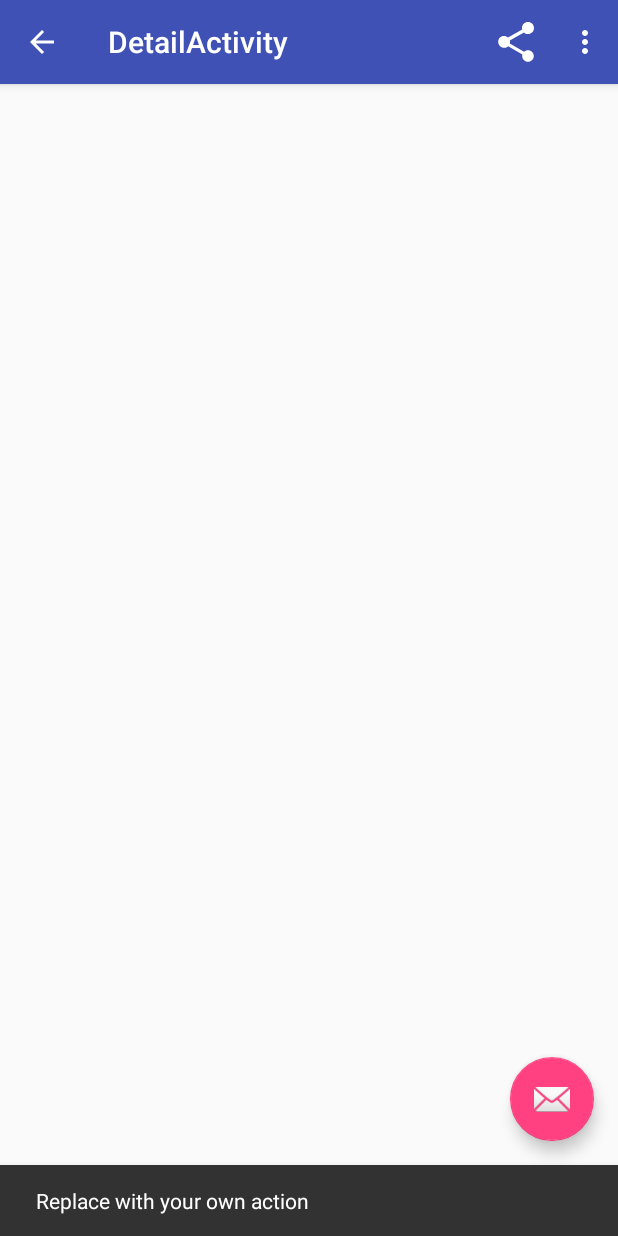
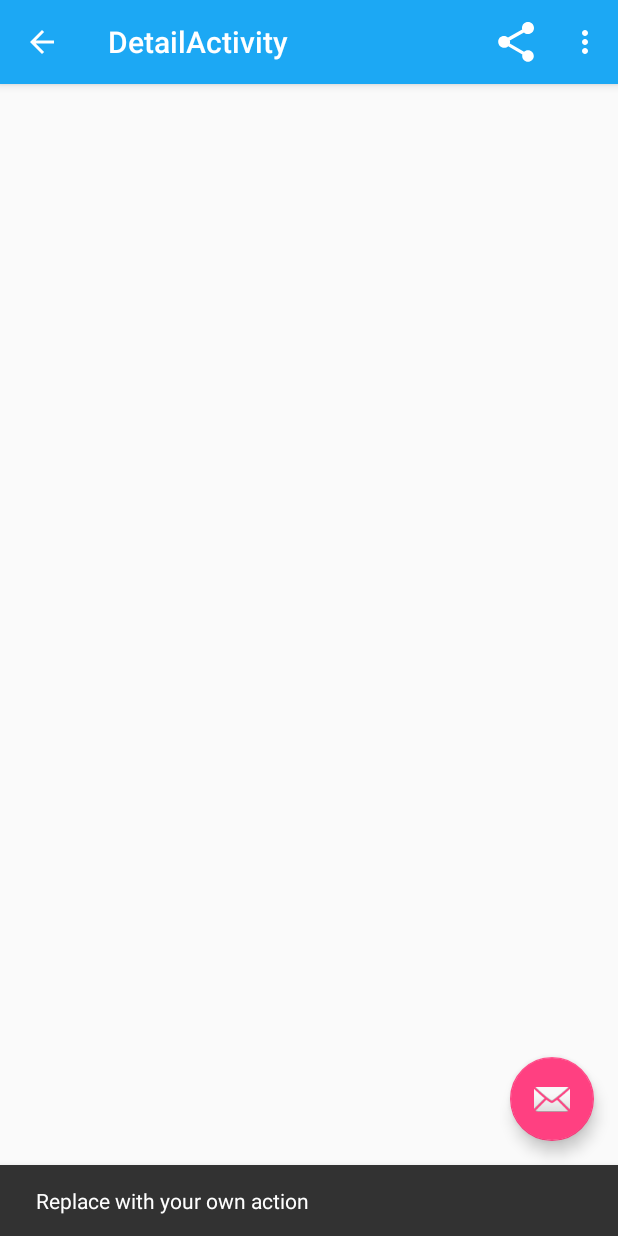
Before and after one commit to AndroidStudyJam-Omsk2016/Sunshine, an Android app: the DetailActivityFragment screen opened directly, with no data from a screen before it, after a tap on an icon or button, on a phone screen of 412 x 824 dp. Run offline under Robolectric (Android 15) with nearby library versions, the light colour scheme and no system bars; 1 statement that could not run was skipped.

Commit message:
Lesson 5 Complete

```diff
--- a/app/src/main/AndroidManifest.xml
+++ b/app/src/main/AndroidManifest.xml
@@ -7,12 +7,13 @@
     <application
         android:allowBackup="true"
         android:icon="@mipmap/ic_launcher"
-        android:label="@string/app_name"
+        android:label=""
         android:supportsRtl="true"
         android:theme="@style/AppTheme">
+
         <activity
             android:name=".MainActivity"
-            android:label="@string/app_name"
+            android:label=""
             android:theme="@style/AppTheme.NoActionBar">
             <intent-filter>
                 <action android:name="android.intent.action.MAIN" />
--- a/app/src/main/java/loc/developer/vladimiry/sunshine/DetailActivityFragment.java
+++ b/app/src/main/java/loc/developer/vladimiry/sunshine/DetailActivityFragment.java
@@ -175,6 +175,7 @@ public class DetailActivityFragment extends Fragment implements LoaderManager.Lo
 
             String description = data.getString(COL_WEATHER_DESC);
             mDescriptionView.setText(description);
+            mIconView.setContentDescription(description);
 
             double high = data.getDouble(COL_WEATHER_MAX_TEMP);
             String highString = Util.formatTemperature(getActivity(), high);
--- a/app/src/main/java/loc/developer/vladimiry/sunshine/FetchWeatherAdapter.java
+++ b/app/src/main/java/loc/developer/vladimiry/sunshine/FetchWeatherAdapter.java
@@ -109,6 +109,7 @@ public class FetchWeatherAdapter extends CursorAdapter {
         String description = cursor.getString(FetchWeatherFragment.COL_WEATHER_DESC);
         // Find TextView and set weather forecast on it
         viewHolder.descriptionView.setText(description);
+        viewHolder.iconView.setContentDescription(description);
 
         // Read user preference for metric or imperial temperature units
         boolean isMetric = Util.isMetric(context);
--- a/app/src/main/res/layout/fragment_detail.xml
+++ b/app/src/main/res/layout/fragment_detail.xml
@@ -5,6 +5,8 @@
     <LinearLayout
         android:layout_width="match_parent"
         android:layout_height="wrap_content"
+        android:gravity="center_vertical"
+        android:layout_gravity="left"
         android:orientation="vertical"
         android:padding="16dp">
 
@@ -12,43 +14,55 @@
         <TextView
             android:id="@+id/detail_day_textview"
             android:layout_width="wrap_content"
-            android:layout_height="wrap_content"/>
+            android:layout_height="wrap_content"
+            android:fontFamily="sans-serif-condensed"
+            android:textColor="@color/black"
+            android:textSize="24sp"/>
 
         <TextView
             android:id="@+id/detail_date_textview"
             android:layout_width="wrap_content"
-            android:layout_height="wrap_content"/>
+            android:layout_height="wrap_content"
+            android:fontFamily="sans-serif-condensed"
+            android:textColor="@color/grey_700"
+            android:textSize="16sp"/>
 
         <!-- Main content: high, low, art, weather state -->
         <LinearLayout
             android:layout_width="match_parent"
             android:layout_height="match_parent"
             android:layout_marginTop="16dp"
-            android:orientation="horizontal">
+            android:orientation="horizontal"
+            android:gravity="center_horizontal">
 
             <LinearLayout
-                android:layout_width="0dp"
-                android:layout_weight="1"
+                android:layout_width="wrap_content"
                 android:layout_height="wrap_content"
-                android:orientation="vertical">
+                android:orientation="vertical"
+                android:gravity="left">
 
                 <TextView
                     android:id="@+id/detail_high_textview"
                     android:layout_width="wrap_content"
-                    android:layout_height="wrap_content"/>
+                    android:layout_height="wrap_content"
+                    android:fontFamily="sans-serif-light"
+                    android:textSize="96sp"/>
 
                 <TextView
                     android:id="@+id/detail_low_textview"
                     android:layout_width="wrap_content"
-                    android:layout_height="wrap_content"/>
+                    android:layout_height="wrap_content"
+                    android:layout_gravity="center_horizontal"
+                    android:textColor="@color/grey_700"
+                    android:textSize="48sp"/>
             </LinearLayout>
 
             <LinearLayout
-                android:layout_width="0dp"
-                android:layout_weight="1"
+                android:layout_width="wrap_content"
                 android:layout_height="wrap_content"
                 android:gravity="center_horizontal"
-                android:orientation="vertical">
+                android:orientation="vertical"
+                android:layout_gravity="center">
 
                 <ImageView
                     android:id="@+id/detail_icon"
@@ -58,24 +72,39 @@
                 <TextView
                     android:id="@+id/detail_forecast_textview"
                     android:layout_width="wrap_content"
-                    android:layout_height="wrap_content"/>
+                    android:layout_height="wrap_content"
+                    android:textAppearance="?android:textAppearanceLarge"
+                    android:textColor="@color/grey_700"/>
             </LinearLayout>
         </LinearLayout>
 
         <!-- Humidity, wind, pressure -->
-        <TextView
-            android:id="@+id/detail_humidity_textview"
+        <LinearLayout
             android:layout_width="match_parent"
-            android:layout_height="wrap_content"/>
+            android:layout_height="match_parent"
+            android:layout_marginRight="0dp"
+            android:layout_marginTop="16dp"
+            android:orientation="vertical">
 
-        <TextView
-            android:id="@+id/detail_wind_textview"
-            android:layout_width="match_parent"
-            android:layout_height="wrap_content"/>
+            <TextView
+                android:id="@+id/detail_humidity_textview"
+                android:layout_width="match_parent"
+                android:layout_height="wrap_content"
+                android:textAppearance="?android:textAppearanceLarge"  />
 
-        <TextView
-            android:id="@+id/detail_pressure_textview"
-            android:layout_width="match_parent"
-            android:layout_height="wrap_content"/>
+            <TextView
+                android:id="@+id/detail_pressure_textview"
+                android:layout_width="match_parent"
+                android:layout_height="wrap_content"
+                android:layout_marginTop="4dp"
+                android:textAppearance="?android:textAppearanceLarge"/>
+
+            <TextView
+                android:id="@+id/detail_wind_textview"
+                android:layout_width="match_parent"
+                android:layout_height="wrap_content"
+                android:layout_marginTop="4dp"
+                android:textAppearance="?android:textAppearanceLarge"/>
+         </LinearLayout>
     </LinearLayout>
 </ScrollView>
--- a/app/src/main/res/values-v21/styles.xml
+++ b/app/src/main/res/values-v21/styles.xml
@@ -6,4 +6,10 @@
         <item name="android:windowDrawsSystemBarBackgrounds">true</item>
         <item name="android:statusBarColor">@android:color/transparent</item>
     </style>
+
+    <style name="SettingsTheme" parent="@android:style/Theme.Material.Light.DarkActionBar">
+        <item name="android:colorPrimary">@color/sunshine_blue</item>
+        <item name="android:colorPrimaryDark">@color/sunshine_dark_blue</item>
+    </style>
+
 </resources>
--- a/app/src/main/res/values/dimens.xml
+++ b/app/src/main/res/values/dimens.xml
@@ -3,4 +3,7 @@
     <dimen name="activity_horizontal_margin">16dp</dimen>
     <dimen name="activity_vertical_margin">16dp</dimen>
     <dimen name="fab_margin">16dp</dimen>
+
+    <dimen name="fragment_horizontal_margin">2dp</dimen>
+    <dimen name="fragment_vertical_margin">2dp</dimen>
 </resources>
--- a/app/src/main/res/values/styles.xml
+++ b/app/src/main/res/values/styles.xml
@@ -3,14 +3,25 @@
     <!-- Base application theme. -->
     <style name="AppTheme" parent="Theme.AppCompat.Light.DarkActionBar">
         <!-- Customize your theme here. -->
-        <item name="colorPrimary">@color/colorPrimary</item>
-        <item name="colorPrimaryDark">@color/colorPrimaryDark</item>
+        <item name="colorPrimary">@color/sunshine_blue</item>
+        <item name="colorPrimaryDark">@color/sunshine_dark_blue</item>
         <item name="colorAccent">@color/colorAccent</item>
     </style>
 
     <style name="AppTheme.NoActionBar">
         <item name="windowActionBar">false</item>
         <item name="windowNoTitle">true</item>
+        <item name="displayOptions">useLogo|showHome</item>
+        <item name="logo">@drawable/ic_logo</item>
+        <!--<item name="actionBarStyle">@style/ActionBar.Solid.Sunshine.NoTitle</item>-->
+    </style>
+
+    <style name="SettingsTheme" parent="AppTheme">
+    </style>
+
+    <style name="ActionBar.Solid.Sunshine.NoTitle" parent="@style/Widget.AppCompat.Light.ActionBar.Solid.Inverse">
+        <item name="displayOptions">useLogo|showHome</item>
+        <item name="logo">@drawable/ic_logo</item>
     </style>
 
     <style name="AppTheme.AppBarOverlay" parent="ThemeOverlay.AppCompat.Dark.ActionBar" />
```
Also changed, not shown: app/src/main/res/drawable-v21/touch_selector.xml (added, +17 -0 lines), app/src/main/res/drawable-v21/touch_selector_today.xml (added, +15 -0 lines), app/src/main/res/layout/fragment_detail_wide.xml (+42 -17 lines), app/src/main/res/layout/fragment_main.xml (+6 -5 lines), app/src/main/res/layout/list_item_forecast.xml (+20 -13 lines), app/src/main/res/drawable-hdpi/ic_logo.png (added), app/src/main/res/drawable-mdpi/ic_logo.png (added), app/src/main/res/drawable-xhdpi/ic_logo.png (added), app/src/main/res/drawable-xxhdpi/ic_logo.png (added).
